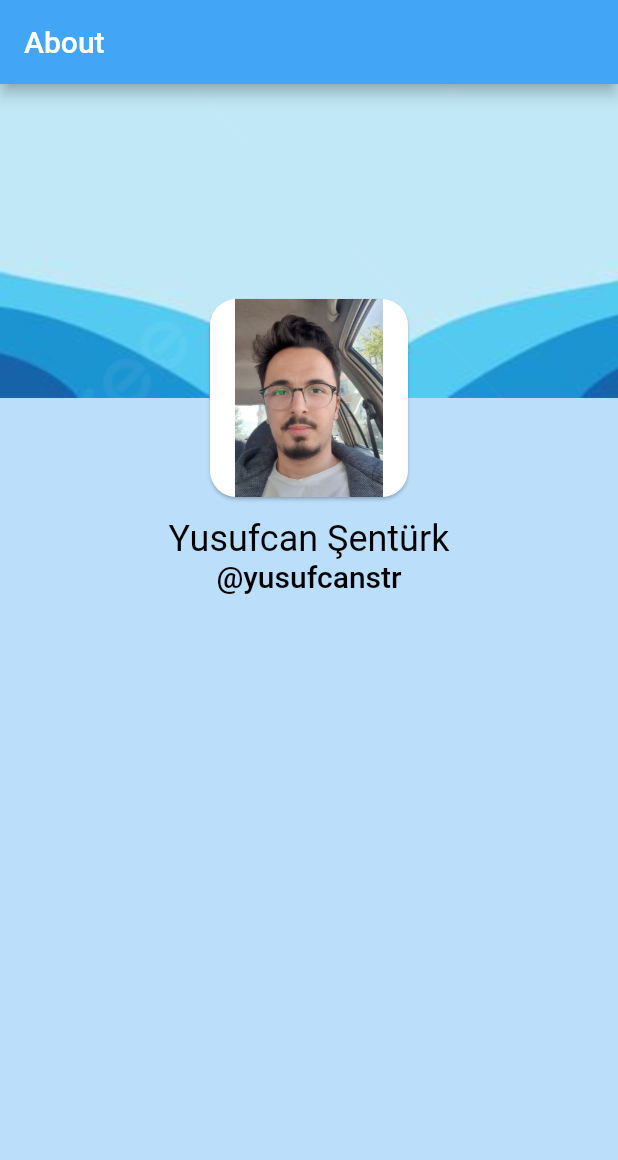
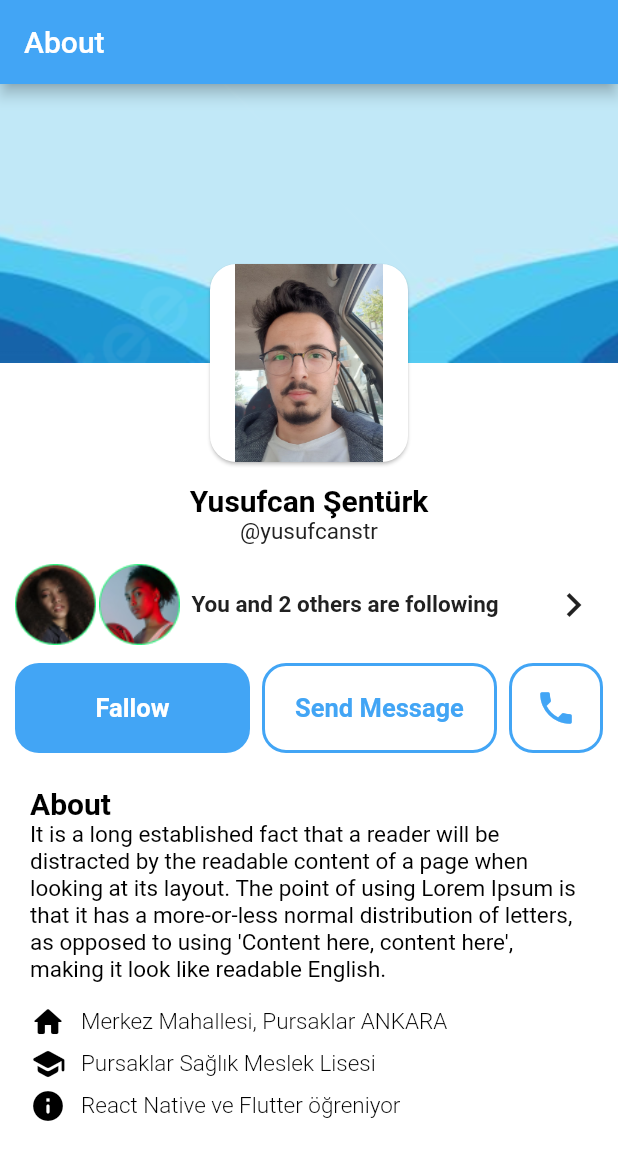
Before and after one commit to yusufcanstr/F1-FlutterProfileScreenDesigne, a Flutter app: the screen it shows after launch, on a phone screen of 412 x 824 dp. Shown: the top 1160 px of the screen. Run offline on Flutter 3.47's test engine with Material 2 defaults, Android fonts, the phone set to English and light mode, and no system bars.

Commit message:
commit 2

```diff
--- a/lib/screens/profile_screens.dart
+++ b/lib/screens/profile_screens.dart
@@ -1,4 +1,9 @@
 import 'package:flutter/material.dart';
+import 'package:information_card/utils/utils.dart';
+import 'package:information_card/widgets/ButtonsWidget.dart';
+import 'package:information_card/widgets/InformationAboutTheProfile.dart';
+import 'package:information_card/widgets/NameAndUserNameWidget.dart';
+import '../widgets/FallowerWidget.dart';
 import '../widgets/ProfileAndBackgroundWidget.dart';
 
 class ProfileScreen extends StatelessWidget {
@@ -7,7 +12,7 @@ class ProfileScreen extends StatelessWidget {
   @override
   Widget build(BuildContext context) {
     return Scaffold(
-      backgroundColor: Colors.blue.shade100,
+      backgroundColor: ProjectColors().font_color_white,
       appBar: AppBar(
         backgroundColor: Colors.blue.shade400,
         title: const Text(
@@ -16,31 +21,15 @@ class ProfileScreen extends StatelessWidget {
         ),
       ),
       body: Column(
-        children: [
-          const Expanded(
+        children: const [
+          Expanded(
             flex: 4,
             child: ProfileAndBackgroundWidget(),
           ),
-          Expanded(
-              flex: 1,
-              child: Padding(
-                padding: const EdgeInsets.all(10.0),
-                child: Column(
-                  children: [
-                    Text(
-                      "Yusufcan Şentürk",
-                      style: Theme.of(context).textTheme.headline5?.copyWith(color: Colors.black),
-                    ),
-                    Text(
-                      "@yusufcanstr",
-                      style: Theme.of(context).textTheme.headline6?.copyWith(color: Colors.black),
-                    ),
-                  ],
-                ),
-              )),
-          const Spacer(
-            flex: 6,
-          )
+          Expanded(flex: 1, child: NameAndUserWidget()),
+          Expanded(flex: 1, child: FollowerWidget()),
+          Expanded(flex: 1, child: ButtonsWidget()),
+          Expanded(flex: 5, child: InformationAboutTheProfile())
         ],
       ),
     );
--- a/lib/utils/utils.dart
+++ b/lib/utils/utils.dart
@@ -1,6 +1,12 @@
+import 'dart:ui';
+import 'package:flutter/material.dart';
+
 class ImageItemsName {
   final String background_image = "ic_background_image";
   final String profile_image = "ic_profile_image";
+
+  final String follower_image_1 = "ic_folower_1";
+  final String follower_image_2 = "ic_folower_2";
 }
 
 class ImageType {
@@ -10,5 +16,41 @@ class ImageType {
 
 class ProjectDimensions {
   final app_padding = 10.0;
+  final app_padding2 = 20.0;
   final profile_widget_height = 140.0;
 }
+
+class ProjectFontWeight {
+  final FontWeight fontSmall = FontWeight.w300;
+  final FontWeight fontMedium = FontWeight.w400;
+  final FontWeight fontLarge = FontWeight.w600;
+  final FontWeight fontBold = FontWeight.bold;
+}
+
+class ProjectFontSize {
+  final double small = 15.0;
+  final double medium = 17.0;
+  final double large = 20.0;
+  final double large2x = 40.0;
+}
+
+class ProjectColors {
+  final Color font_color_black = Colors.black;
+  final Color font_color_grey = Colors.grey.shade900;
+  final Color font_color_blue = Colors.blue.shade400;
+  final Color font_color_white = Colors.white;
+}
+
+class ProjectStrings {
+  final String lorem_ipsum =
+      "It is a long established fact that a reader will be distracted by the readable content of a page when looking at its layout. The point of using Lorem Ipsum is that it has a more-or-less normal distribution of letters, as opposed to using 'Content here, content here', making it look like readable English. ";
+  final String txt_about = "About";
+
+  final String txt_fallow = "Fallow";
+  final String txt_send_message = "Send Message";
+
+  final String user_first_and_last_name = "Yusufcan Şentürk";
+  final String user_name = "@yusufcanstr";
+
+  final String txt_following_msg = "You and 2 others are following";
+}
--- /dev/null
+++ b/lib/widgets/ButtonsWidget.dart
@@ -0,0 +1,77 @@
+import 'package:flutter/material.dart';
+import 'package:information_card/utils/utils.dart';
+import 'package:information_card/widgets/CustomTextWidget.dart';
+
+class ButtonsWidget extends StatelessWidget {
+  const ButtonsWidget({super.key});
+
+  @override
+  Widget build(BuildContext context) {
+    return Padding(
+      padding: const EdgeInsets.only(left: 10, right: 10),
+      child: Row(
+        children: [
+          Expanded(
+            flex: 5,
+            child: TextButton(
+              onPressed: () {},
+              style: TextButton.styleFrom(
+                backgroundColor: ProjectColors().font_color_blue,
+                shape: RoundedRectangleBorder(
+                  borderRadius: BorderRadius.circular(16),
+                ),
+                fixedSize: const Size.fromHeight(60),
+              ),
+              child: CustomText(
+                  text: ProjectStrings().txt_fallow,
+                  fontSize: ProjectFontSize().medium,
+                  fontWeight: ProjectFontWeight().fontBold,
+                  color: ProjectColors().font_color_white),
+              //icon: const Icon(Icons.send, color: Colors.white),
+            ),
+          ),
+          const SizedBox(width: 8),
+          Expanded(
+            flex: 5,
+            child: OutlinedButton(
+              style: OutlinedButton.styleFrom(
+                side: BorderSide(color: ProjectColors().font_color_blue, width: 2),
+                backgroundColor: ProjectColors().font_color_white,
+                shape: RoundedRectangleBorder(
+                  borderRadius: BorderRadius.circular(16),
+                ),
+                fixedSize: const Size.fromHeight(60),
+              ),
+              onPressed: () {},
+              child: CustomText(
+                  text: ProjectStrings().txt_send_message,
+                  fontSize: ProjectFontSize().medium,
+                  fontWeight: ProjectFontWeight().fontBold,
+                  color: ProjectColors().font_color_blue),
+            ),
+          ),
+          const SizedBox(width: 8),
+          Expanded(
+            flex: 2,
+            child: OutlinedButton(
+              style: OutlinedButton.styleFrom(
+                side: BorderSide(color: ProjectColors().font_color_blue, width: 2),
+                backgroundColor: ProjectColors().font_color_white,
+                shape: RoundedRectangleBorder(
+                  borderRadius: BorderRadius.circular(16),
+                ),
+                fixedSize: const Size.fromHeight(60),
+              ),
+              onPressed: () {},
+              child: Icon(
+                Icons.phone,
+                color: ProjectColors().font_color_blue,
+                size: 28,
+              ),
+            ),
+          )
+        ],
+      ),
+    );
+  }
+}
--- /dev/null
+++ b/lib/widgets/CustomTextWidget.dart
@@ -0,0 +1,28 @@
+import 'package:flutter/material.dart';
+
+class CustomText extends StatelessWidget {
+  final String text;
+  final double fontSize;
+  final FontWeight fontWeight;
+  final Color color;
+
+  const CustomText({
+    Key? key,
+    required this.text,
+    required this.fontSize,
+    required this.fontWeight,
+    required this.color,
+  }) : super(key: key);
+
+  @override
+  Widget build(BuildContext context) {
+    return Text(
+      text,
+      style: TextStyle(
+        fontSize: fontSize,
+        fontWeight: fontWeight,
+        color: color,
+      ),
+    );
+  }
+}
--- /dev/null
+++ b/lib/widgets/FallowerWidget.dart
@@ -0,0 +1,45 @@
+import 'package:flutter/material.dart';
+import 'package:information_card/utils/image_widget.dart';
+import 'package:information_card/utils/utils.dart';
+import 'package:information_card/widgets/CustomTextWidget.dart';
+
+class FollowerWidget extends StatelessWidget {
+  const FollowerWidget({super.key});
+
+  @override
+  Widget build(BuildContext context) {
+    return Padding(
+      padding: const EdgeInsets.only(left: 10, right: 10, bottom: 10),
+      child: Row(
+        children: [
+          Expanded(
+              flex: 3,
+              child: Row(
+                children: [
+                  ImageWidget(name: ImageItemsName().follower_image_1, type: ImageType().png),
+                  const SizedBox(width: 2),
+                  ImageWidget(name: ImageItemsName().follower_image_2, type: ImageType().png),
+                ],
+              )),
+          Expanded(
+              flex: 6,
+              child: SizedBox(
+                child: CustomText(
+                    text: ProjectStrings().txt_following_msg,
+                    fontSize: ProjectFontSize().small,
+                    fontWeight: ProjectFontWeight().fontBold,
+                    color: ProjectColors().font_color_grey),
+              )),
+          Expanded(
+              flex: 1,
+              child: SizedBox(
+                  child: Icon(
+                Icons.chevron_right_sharp,
+                color: ProjectColors().font_color_grey,
+                size: 32,
+              ))),
+        ],
+      ),
+    );
+  }
+}
--- /dev/null
+++ b/lib/widgets/InformationAboutTheProfile.dart
@@ -0,0 +1,80 @@
+import 'package:flutter/material.dart';
+import 'package:information_card/utils/utils.dart';
+import 'package:information_card/widgets/CustomTextWidget.dart';
+
+class InformationAboutTheProfile extends StatelessWidget {
+  const InformationAboutTheProfile({super.key});
+
+  @override
+  Widget build(BuildContext context) {
+    return Padding(
+      padding: EdgeInsets.all(ProjectDimensions().app_padding2),
+      child: Column(
+        crossAxisAlignment: CrossAxisAlignment.start,
+        children: [
+          CustomText(
+              text: ProjectStrings().txt_about,
+              fontSize: ProjectFontSize().large,
+              fontWeight: ProjectFontWeight().fontBold,
+              color: ProjectColors().font_color_black),
+          CustomText(
+              text: ProjectStrings().lorem_ipsum,
+              fontSize: ProjectFontSize().small,
+              fontWeight: ProjectFontWeight().fontMedium,
+              color: ProjectColors().font_color_black),
+          const SizedBox(
+            height: 10,
+          ),
+          const IconAndTextWidget(
+            title: "Merkez Mahallesi, Pursaklar ANKARA",
+            icon: Icon(
+              Icons.home_rounded,
+              color: Colors.black,
+            ),
+          ),
+          const IconAndTextWidget(
+            title: "Pursaklar Sağlık Meslek Lisesi",
+            icon: Icon(
+              Icons.school_rounded,
+              color: Colors.black,
+            ),
+          ),
+          const IconAndTextWidget(
+            title: "React Native ve Flutter öğreniyor",
+            icon: Icon(
+              Icons.info_rounded,
+              color: Colors.black,
+            ),
+          ),
+        ],
+      ),
+    );
+  }
+}
+
+class IconAndTextWidget extends StatelessWidget {
+  const IconAndTextWidget({super.key, required this.title, required this.icon});
+
+  final String title;
+  final Icon icon;
+
+  @override
+  Widget build(BuildContext context) {
+    return Padding(
+      padding: const EdgeInsets.only(top: 4.0),
+      child: Row(
+        children: [
+          icon,
+          const SizedBox(
+            width: 10,
+          ),
+          CustomText(
+              text: title,
+              fontSize: ProjectFontSize().small,
+              fontWeight: ProjectFontWeight().fontSmall,
+              color: ProjectColors().font_color_black),
+        ],
+      ),
+    );
+  }
+}
--- /dev/null
+++ b/lib/widgets/NameAndUserNameWidget.dart
@@ -0,0 +1,28 @@
+import 'package:flutter/material.dart';
+import 'package:information_card/widgets/CustomTextWidget.dart';
+import '../utils/utils.dart';
+
+class NameAndUserWidget extends StatelessWidget {
+  const NameAndUserWidget({super.key});
+
+  @override
+  Widget build(BuildContext context) {
+    return Padding(
+      padding: const EdgeInsets.all(10.0),
+      child: Column(
+        children: [
+          CustomText(
+              text: ProjectStrings().user_first_and_last_name,
+              fontSize: ProjectFontSize().large,
+              fontWeight: ProjectFontWeight().fontBold,
+              color: ProjectColors().font_color_black),
+          CustomText(
+              text: ProjectStrings().user_name,
+              fontSize: ProjectFontSize().small,
+              fontWeight: ProjectFontWeight().fontMedium,
+              color: ProjectColors().font_color_grey),
+        ],
+      ),
+    );
+  }
+}
--- a/pubspec.yaml
+++ b/pubspec.yaml
@@ -62,6 +62,7 @@ flutter:
   # To add assets to your application, add an assets section, like this:
   assets:
    - assets/jpg/
+   - assets/png/
 
   # An image asset can refer to one or more resolution-specific "variants", see
   # https://flutter.dev/assets-and-images/#resolution-aware
```
Also changed, not shown: assets/png/ic_folower_1.png (added), assets/png/ic_folower_2.png (added).
